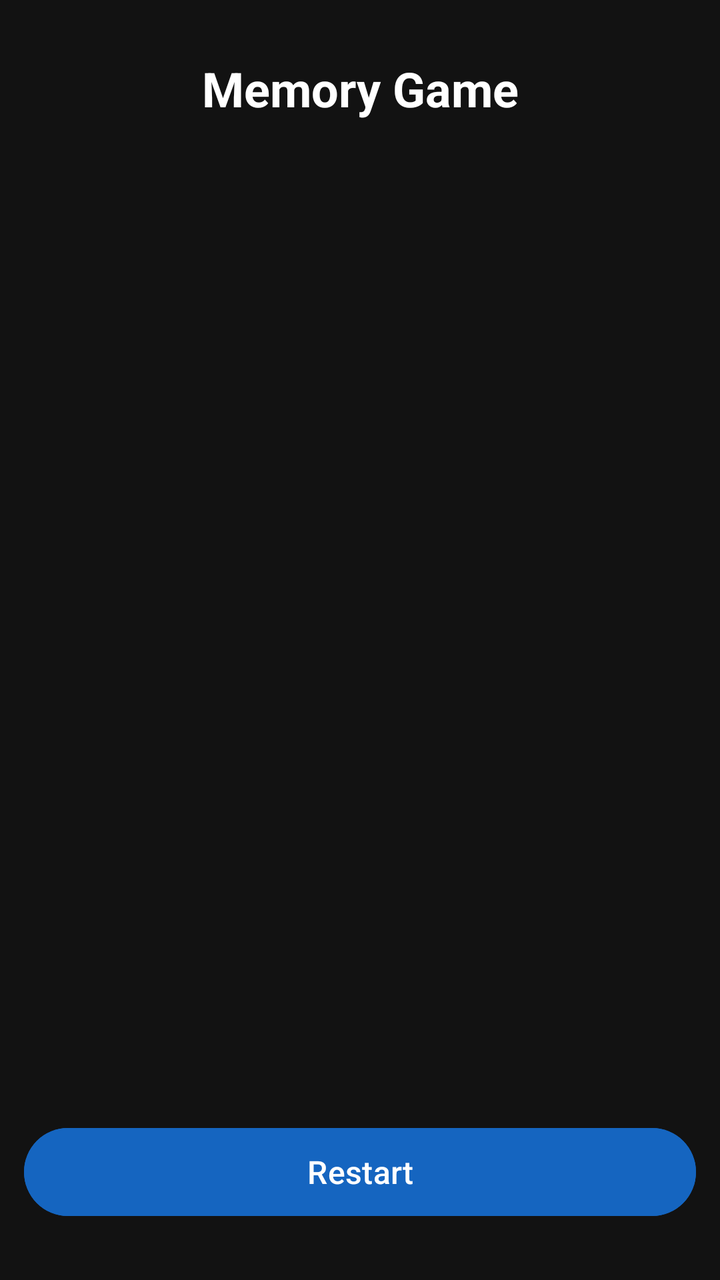
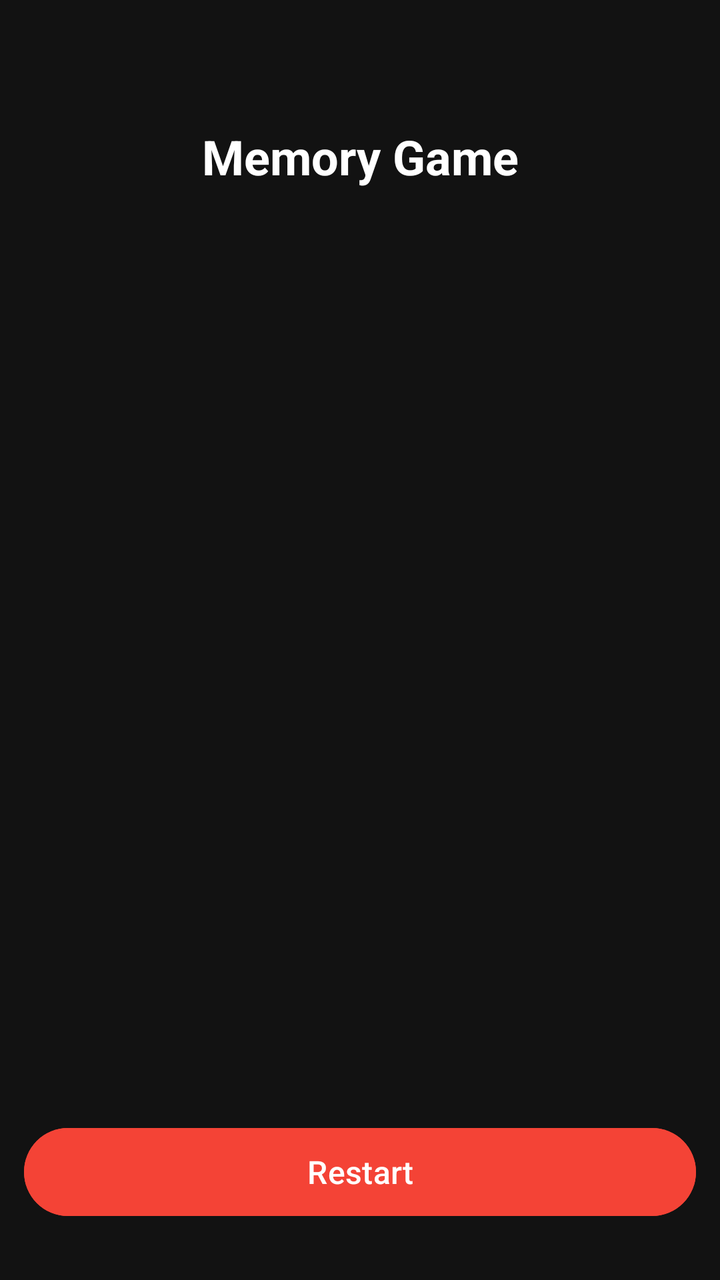

An Android layout rendered at two revisions. The XML below is the earlier revision; the diff shows what the commit changed to produce the second picture.
<!-- AndroidManifest.xml: application theme Theme.MemoryGame -->
<!-- res/layout/activity_main.xml -->
<?xml version="1.0" encoding="utf-8"?>
<androidx.constraintlayout.widget.ConstraintLayout
    xmlns:android="http://schemas.android.com/apk/res/android"
    xmlns:app="http://schemas.android.com/apk/res-auto"
    android:layout_width="match_parent"
    android:layout_height="match_parent"
    android:background="#121212"
    android:padding="12dp">

    
    <TextView
        android:id="@+id/titleText_id"
        android:layout_width="wrap_content"
        android:layout_height="wrap_content"
        android:text="Memory Game"
        android:textColor="#FFFFFF"
        android:textSize="24sp"
        android:textStyle="bold"
        app:layout_constraintTop_toTopOf="parent"
        app:layout_constraintStart_toStartOf="parent"
        app:layout_constraintEnd_toEndOf="parent"
        android:layout_marginTop="16dp"/>

    
    <androidx.recyclerview.widget.RecyclerView
        android:id="@+id/GameViewRv_id"
        android:layout_width="0dp"
        android:layout_height="0dp"
        android:layout_marginTop="16dp"
        android:layout_marginBottom="16dp"
        app:layout_constraintTop_toBottomOf="@id/titleText_id"
        app:layout_constraintBottom_toTopOf="@id/restartButton_id"
        app:layout_constraintStart_toStartOf="parent"
        app:layout_constraintEnd_toEndOf="parent"/>

    
    <Button
        android:id="@+id/restartButton_id"
        android:layout_width="0dp"
        android:layout_height="52dp"
        android:text="Restart"
        android:textSize="16sp"
        android:textColor="#FFFFFF"
        android:backgroundTint="#1565C0"
        android:layout_marginBottom="16dp"
        app:layout_constraintBottom_toBottomOf="parent"
        app:layout_constraintStart_toStartOf="parent"
        app:layout_constraintEnd_toEndOf="parent"/>

</androidx.constraintlayout.widget.ConstraintLayout>
<!-- resources referenced by this layout -->
<resources>
  <style name="Theme.MemoryGame" parent="Base.Theme.MemoryGame" />
  <style name="Base.Theme.MemoryGame" parent="Theme.Material3.DayNight.NoActionBar">
          
          
      </style>
</resources>

<!-- the commit's change to res/layout/activity_main.xml (unified diff, before → after) -->
@@ -12,14 +12,14 @@
         android:id="@+id/titleText_id"
         android:layout_width="wrap_content"
         android:layout_height="wrap_content"
+        android:layout_marginTop="50dp"
         android:text="Memory Game"
         android:textColor="#FFFFFF"
         android:textSize="24sp"
         android:textStyle="bold"
-        app:layout_constraintTop_toTopOf="parent"
+        app:layout_constraintEnd_toEndOf="parent"
         app:layout_constraintStart_toStartOf="parent"
-        app:layout_constraintEnd_toEndOf="parent"
-        android:layout_marginTop="16dp"/>
+        app:layout_constraintTop_toTopOf="parent" />
 
     
     <androidx.recyclerview.widget.RecyclerView
@@ -28,23 +28,23 @@
         android:layout_height="0dp"
         android:layout_marginTop="16dp"
         android:layout_marginBottom="16dp"
-        app:layout_constraintTop_toBottomOf="@id/titleText_id"
         app:layout_constraintBottom_toTopOf="@id/restartButton_id"
+        app:layout_constraintEnd_toEndOf="parent"
         app:layout_constraintStart_toStartOf="parent"
-        app:layout_constraintEnd_toEndOf="parent"/>
+        app:layout_constraintTop_toBottomOf="@id/titleText_id" />
 
     
     <Button
         android:id="@+id/restartButton_id"
         android:layout_width="0dp"
         android:layout_height="52dp"
+        android:layout_marginBottom="16dp"
+        android:backgroundTint="#F44336"
         android:text="Restart"
+        android:textColor="#FFFFFF"
         android:textSize="16sp"
-        android:textColor="#FFFFFF"
-        android:backgroundTint="#1565C0"
-        android:layout_marginBottom="16dp"
         app:layout_constraintBottom_toBottomOf="parent"
-        app:layout_constraintStart_toStartOf="parent"
-        app:layout_constraintEnd_toEndOf="parent"/>
+        app:layout_constraintEnd_toEndOf="parent"
+        app:layout_constraintStart_toStartOf="parent" />
 
 </androidx.constraintlayout.widget.ConstraintLayout>
